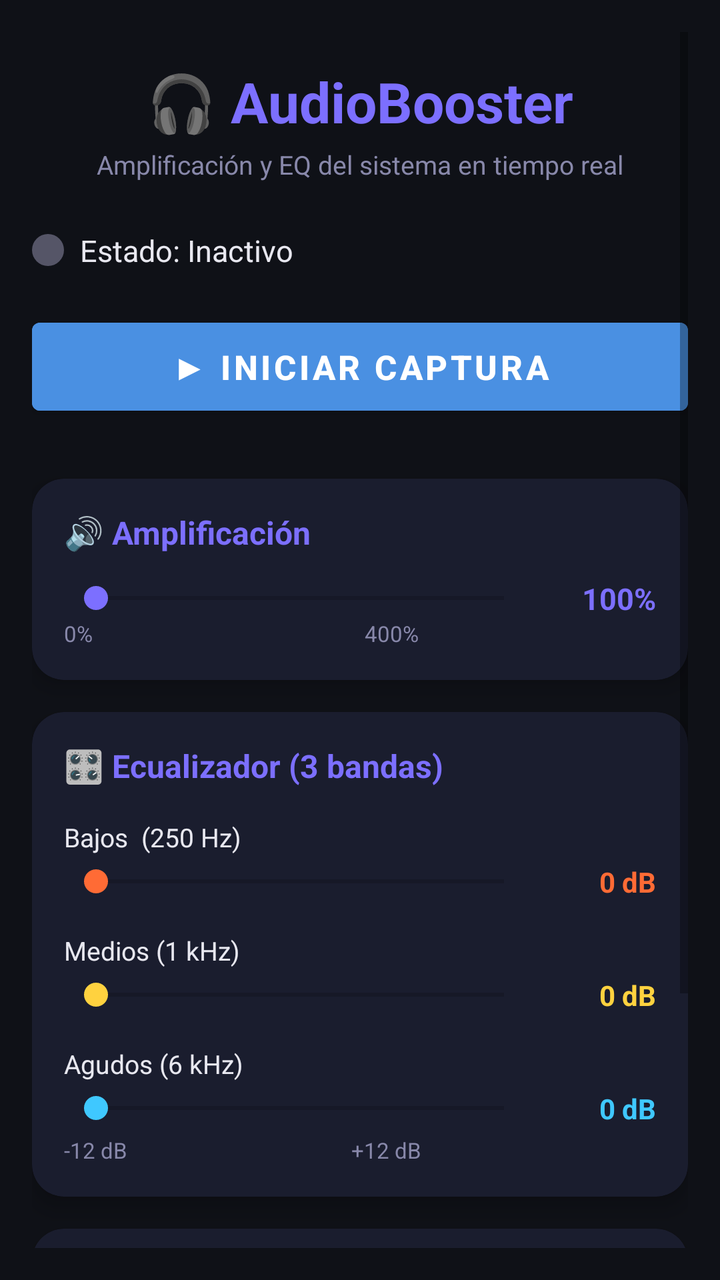
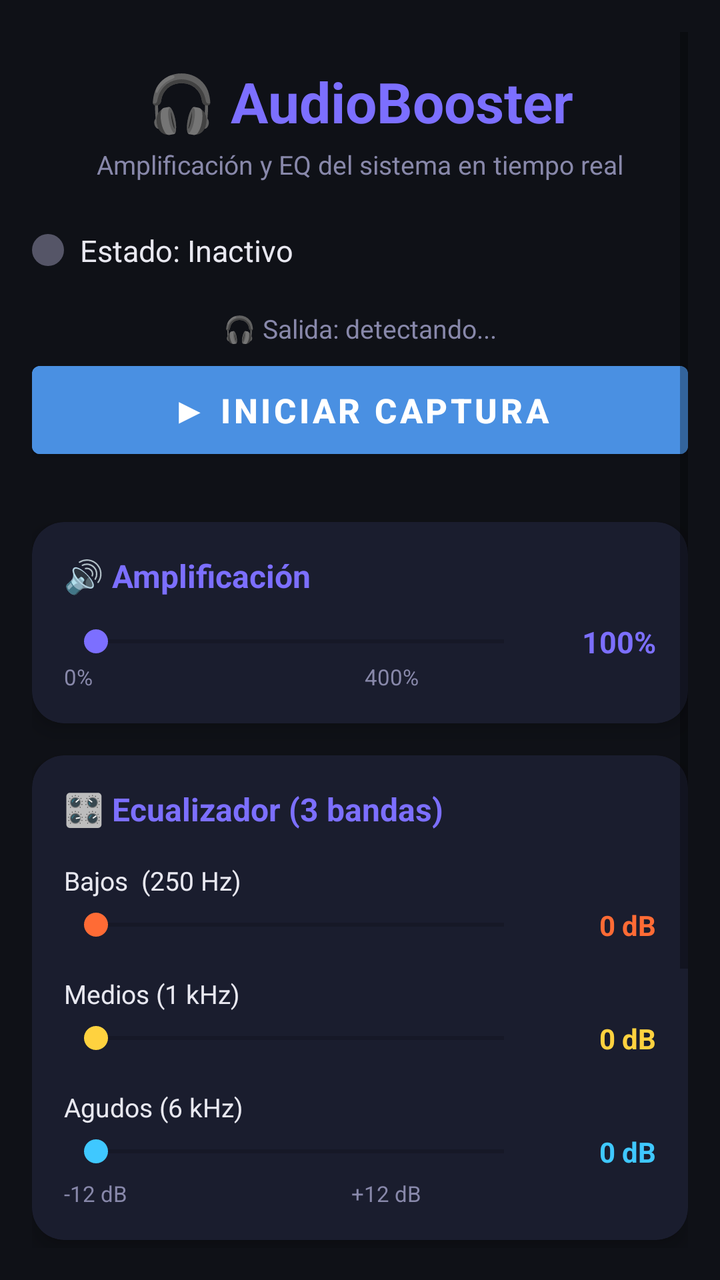

Before-and-after screenshots of an Android layout around one commit, followed by the original layout XML and the change that was made.
<!-- AndroidManifest.xml: application theme Theme.AudioBooster -->
<!-- res/layout/activity_main.xml -->
<?xml version="1.0" encoding="utf-8"?>
<ScrollView xmlns:android="http://schemas.android.com/apk/res/android"
    xmlns:app="http://schemas.android.com/apk/res-auto"
    android:layout_width="match_parent"
    android:layout_height="match_parent"
    android:background="@color/bg_dark"
    android:padding="16dp">

    <LinearLayout
        android:layout_width="match_parent"
        android:layout_height="wrap_content"
        android:orientation="vertical"
        android:gravity="center_horizontal">

        <TextView
            android:layout_width="wrap_content"
            android:layout_height="wrap_content"
            android:text="🎧 AudioBooster"
            android:textSize="28sp"
            android:textStyle="bold"
            android:textColor="@color/accent"
            android:layout_marginTop="16dp"
            android:layout_marginBottom="4dp" />

        <TextView
            android:layout_width="wrap_content"
            android:layout_height="wrap_content"
            android:text="Amplificación y EQ del sistema en tiempo real"
            android:textSize="13sp"
            android:textColor="@color/text_secondary"
            android:layout_marginBottom="24dp" />

        <LinearLayout
            android:layout_width="match_parent"
            android:layout_height="wrap_content"
            android:orientation="horizontal"
            android:gravity="center_vertical"
            android:layout_marginBottom="20dp">

            <ImageView
                android:id="@+id/statusDot"
                android:layout_width="16dp"
                android:layout_height="16dp"
                android:src="@drawable/ic_circle"
                app:tint="@color/inactive_gray"
                android:layout_marginEnd="8dp" />

            <TextView
                android:id="@+id/tvStatus"
                android:layout_width="wrap_content"
                android:layout_height="wrap_content"
                android:text="Estado: Inactivo"
                android:textColor="@color/text_primary"
                android:textSize="15sp" />
        </LinearLayout>

        <com.google.android.material.button.MaterialButton
            android:id="@+id/btnToggle"
            android:layout_width="match_parent"
            android:layout_height="56dp"
            android:text="▶ Iniciar captura"
            android:textSize="17sp"
            android:textStyle="bold"
            android:backgroundTint="@color/start_blue"
            android:layout_marginBottom="28dp" />

        <androidx.cardview.widget.CardView
            xmlns:card="http://schemas.android.com/apk/res-auto"
            android:layout_width="match_parent"
            android:layout_height="wrap_content"
            card:cardBackgroundColor="@color/card_bg"
            card:cardCornerRadius="16dp"
            card:cardElevation="6dp"
            android:layout_marginBottom="16dp">

            <LinearLayout
                android:layout_width="match_parent"
                android:layout_height="wrap_content"
                android:orientation="vertical"
                android:padding="16dp">

                <TextView
                    android:layout_width="wrap_content"
                    android:layout_height="wrap_content"
                    android:text="🔊 Amplificación"
                    android:textColor="@color/accent"
                    android:textSize="16sp"
                    android:textStyle="bold"
                    android:layout_marginBottom="12dp" />

                <LinearLayout
                    android:layout_width="match_parent"
                    android:layout_height="wrap_content"
                    android:orientation="horizontal"
                    android:gravity="center_vertical">

                    <SeekBar
                        android:id="@+id/seekGain"
                        android:layout_width="0dp"
                        android:layout_height="wrap_content"
                        android:layout_weight="1"
                        android:thumbTint="@color/accent"
                        android:progressTint="@color/accent" />

                    <TextView
                        android:id="@+id/tvGainValue"
                        android:layout_width="60dp"
                        android:layout_height="wrap_content"
                        android:text="100%"
                        android:textColor="@color/accent"
                        android:textStyle="bold"
                        android:gravity="end"
                        android:textSize="15sp" />
                </LinearLayout>

                <TextView
                    android:layout_width="match_parent"
                    android:layout_height="wrap_content"
                    android:text="0%                                                   400%"
                    android:textColor="@color/text_secondary"
                    android:textSize="11sp" />
            </LinearLayout>
        </androidx.cardview.widget.CardView>

        <androidx.cardview.widget.CardView
            xmlns:card="http://schemas.android.com/apk/res-auto"
            android:layout_width="match_parent"
            android:layout_height="wrap_content"
            card:cardBackgroundColor="@color/card_bg"
            card:cardCornerRadius="16dp"
            card:cardElevation="6dp"
            android:layout_marginBottom="16dp">

            <LinearLayout
                android:layout_width="match_parent"
                android:layout_height="wrap_content"
                android:orientation="vertical"
                android:padding="16dp">

                <TextView
                    android:layout_width="wrap_content"
                    android:layout_height="wrap_content"
                    android:text="🎛 Ecualizador (3 bandas)"
                    android:textColor="@color/accent"
                    android:textSize="16sp"
                    android:textStyle="bold"
                    android:layout_marginBottom="16dp" />

                <TextView
                    android:layout_width="wrap_content"
                    android:layout_height="wrap_content"
                    android:text="Bajos  (250 Hz)"
                    android:textColor="@color/text_primary"
                    android:textSize="13sp"
                    android:layout_marginBottom="4dp" />

                <LinearLayout
                    android:layout_width="match_parent"
                    android:layout_height="wrap_content"
                    android:orientation="horizontal"
                    android:gravity="center_vertical"
                    android:layout_marginBottom="16dp">
                    <SeekBar
                        android:id="@+id/seekBass"
                        android:layout_width="0dp"
                        android:layout_height="wrap_content"
                        android:layout_weight="1"
                        android:thumbTint="@color/bass_color"
                        android:progressTint="@color/bass_color" />
                    <TextView
                        android:id="@+id/tvBassValue"
                        android:layout_width="60dp"
                        android:layout_height="wrap_content"
                        android:text="0 dB"
                        android:textColor="@color/bass_color"
                        android:gravity="end"
                        android:textStyle="bold" />
                </LinearLayout>

                <TextView
                    android:layout_width="wrap_content"
                    android:layout_height="wrap_content"
                    android:text="Medios (1 kHz)"
                    android:textColor="@color/text_primary"
                    android:textSize="13sp"
                    android:layout_marginBottom="4dp" />

                <LinearLayout
                    android:layout_width="match_parent"
                    android:layout_height="wrap_content"
                    android:orientation="horizontal"
                    android:gravity="center_vertical"
                    android:layout_marginBottom="16dp">
                    <SeekBar
                        android:id="@+id/seekMid"
                        android:layout_width="0dp"
                        android:layout_height="wrap_content"
                        android:layout_weight="1"
                        android:thumbTint="@color/mid_color"
                        android:progressTint="@color/mid_color" />
                    <TextView
                        android:id="@+id/tvMidValue"
                        android:layout_width="60dp"
                        android:layout_height="wrap_content"
                        android:text="0 dB"
                        android:textColor="@color/mid_color"
                        android:gravity="end"
                        android:textStyle="bold" />
                </LinearLayout>

                <TextView
                    android:layout_width="wrap_content"
                    android:layout_height="wrap_content"
                    android:text="Agudos (6 kHz)"
                    android:textColor="@color/text_primary"
                    android:textSize="13sp"
                    android:layout_marginBottom="4dp" />

                <LinearLayout
                    android:layout_width="match_parent"
                    android:layout_height="wrap_content"
                    android:orientation="horizontal"
                    android:gravity="center_vertical">
                    <SeekBar
                        android:id="@+id/seekTreble"
                        android:layout_width="0dp"
                        android:layout_height="wrap_content"
                        android:layout_weight="1"
                        android:thumbTint="@color/treble_color"
                        android:progressTint="@color/treble_color" />
                    <TextView
                        android:id="@+id/tvTrebleValue"
                        android:layout_width="60dp"
                        android:layout_height="wrap_content"
                        android:text="0 dB"
                        android:textColor="@color/treble_color"
                        android:gravity="end"
                        android:textStyle="bold" />
                </LinearLayout>

                <TextView
                    android:layout_width="match_parent"
                    android:layout_height="wrap_content"
                    android:text="-12 dB                                          +12 dB"
                    android:textColor="@color/text_secondary"
                    android:textSize="11sp"
                    android:layout_marginTop="4dp" />
            </LinearLayout>
        </androidx.cardview.widget.CardView>

        <androidx.cardview.widget.CardView
            xmlns:card="http://schemas.android.com/apk/res-auto"
            android:layout_width="match_parent"
            android:layout_height="wrap_content"
            card:cardBackgroundColor="@color/card_bg"
            card:cardCornerRadius="16dp"
            card:cardElevation="6dp"
            android:layout_marginBottom="24dp">

            <LinearLayout
                android:layout_width="match_parent"
                android:layout_height="wrap_content"
                android:orientation="horizontal"
                android:gravity="center_vertical"
                android:padding="16dp">

                <LinearLayout
                    android:layout_width="0dp"
                    android:layout_height="wrap_content"
                    android:layout_weight="1"
                    android:orientation="vertical">

                    <TextView
                        android:layout_width="wrap_content"
                        android:layout_height="wrap_content"
                        android:text="🛡 Límiter (soft-clip)"
                        android:textColor="@color/accent"
                        android:textSize="16sp"
                        android:textStyle="bold" />

                    <TextView
                        android:layout_width="wrap_content"
                        android:layout_height="wrap_content"
                        android:text="Protege contra distorsión al amplificar mucho"
                        android:textColor="@color/text_secondary"
                        android:textSize="12sp" />
                </LinearLayout>

                <com.google.android.material.switchmaterial.SwitchMaterial
                    android:id="@+id/switchLimiter"
                    android:layout_width="wrap_content"
                    android:layout_height="wrap_content"
                    android:checked="true" />
            </LinearLayout>
        </androidx.cardview.widget.CardView>

        <TextView
            android:layout_width="match_parent"
            android:layout_height="wrap_content"
            android:text="⚠ Requiere Android 10+. Al pulsar Iniciar, el sistema pedirá permiso de captura de pantalla/audio. El audio procesado se reproduce en tiempo real sobre tus altavoces o auriculares actuales."
            android:textColor="@color/text_secondary"
            android:textSize="12sp"
            android:layout_marginBottom="32dp" />

    </LinearLayout>
</ScrollView>
<!-- resources referenced by this layout -->
<resources>
  <color name="accent">#7C6FFF</color>
  <color name="bass_color">#FF6B35</color>
  <color name="bg_dark">#0F1117</color>
  <color name="card_bg">#1A1D2E</color>
  <color name="inactive_gray">#555567</color>
  <color name="mid_color">#FFD23F</color>
  <color name="start_blue">#4A90E2</color>
  <color name="text_primary">#E8E8F0</color>
  <color name="text_secondary">#8888AA</color>
  <color name="treble_color">#3FC8FF</color>
  <!-- drawable ic_circle (drawable) -->
  <?xml version="1.0" encoding="utf-8"?>
  <shape xmlns:android="http://schemas.android.com/apk/res/android"
      android:shape="oval">
      <solid android:color="@color/inactive_gray" />
      <size android:width="16dp" android:height="16dp" />
  </shape>
  <style name="Theme.AudioBooster" parent="Theme.MaterialComponents.DayNight.NoActionBar">
          <item name="colorPrimary">@color/accent</item>
          <item name="colorPrimaryVariant">@color/start_blue</item>
          <item name="colorOnPrimary">@android:color/white</item>
          <item name="android:windowBackground">@color/bg_dark</item>
          <item name="android:statusBarColor">@color/bg_dark</item>
          <item name="android:navigationBarColor">@color/bg_dark</item>
      </style>
</resources>

<!-- the commit's change to res/layout/activity_main.xml (unified diff, before → after) -->
@@ -12,6 +12,7 @@
         android:orientation="vertical"
         android:gravity="center_horizontal">
 
+        
         <TextView
             android:layout_width="wrap_content"
             android:layout_height="wrap_content"
@@ -30,6 +31,7 @@
             android:textColor="@color/text_secondary"
             android:layout_marginBottom="24dp" />
 
+        
         <LinearLayout
             android:layout_width="match_parent"
             android:layout_height="wrap_content"
@@ -54,6 +56,15 @@
                 android:textSize="15sp" />
         </LinearLayout>
 
+        <TextView
+            android:id="@+id/tvOutputDevice"
+            android:layout_width="wrap_content"
+            android:layout_height="wrap_content"
+            android:text="🎧 Salida: detectando..."
+            android:textColor="@color/text_secondary"
+            android:textSize="13sp"
+            android:layout_marginBottom="4dp" />
+        
         <com.google.android.material.button.MaterialButton
             android:id="@+id/btnToggle"
             android:layout_width="match_parent"
@@ -64,6 +75,7 @@
             android:backgroundTint="@color/start_blue"
             android:layout_marginBottom="28dp" />
 
+        
         <androidx.cardview.widget.CardView
             xmlns:card="http://schemas.android.com/apk/res-auto"
             android:layout_width="match_parent"
@@ -122,6 +134,7 @@
             </LinearLayout>
         </androidx.cardview.widget.CardView>
 
+        
         <androidx.cardview.widget.CardView
             xmlns:card="http://schemas.android.com/apk/res-auto"
             android:layout_width="match_parent"
@@ -146,6 +159,7 @@
                     android:textStyle="bold"
                     android:layout_marginBottom="16dp" />
 
+                
                 <TextView
                     android:layout_width="wrap_content"
                     android:layout_height="wrap_content"
@@ -177,6 +191,7 @@
                         android:textStyle="bold" />
                 </LinearLayout>
 
+                
                 <TextView
                     android:layout_width="wrap_content"
                     android:layout_height="wrap_content"
@@ -208,6 +223,7 @@
                         android:textStyle="bold" />
                 </LinearLayout>
 
+                
                 <TextView
                     android:layout_width="wrap_content"
                     android:layout_height="wrap_content"
@@ -248,6 +264,7 @@
             </LinearLayout>
         </androidx.cardview.widget.CardView>
 
+        
         <androidx.cardview.widget.CardView
             xmlns:card="http://schemas.android.com/apk/res-auto"
             android:layout_width="match_parent"
@@ -294,6 +311,7 @@
             </LinearLayout>
         </androidx.cardview.widget.CardView>
 
+        
         <TextView
             android:layout_width="match_parent"
             android:layout_height="wrap_content"
